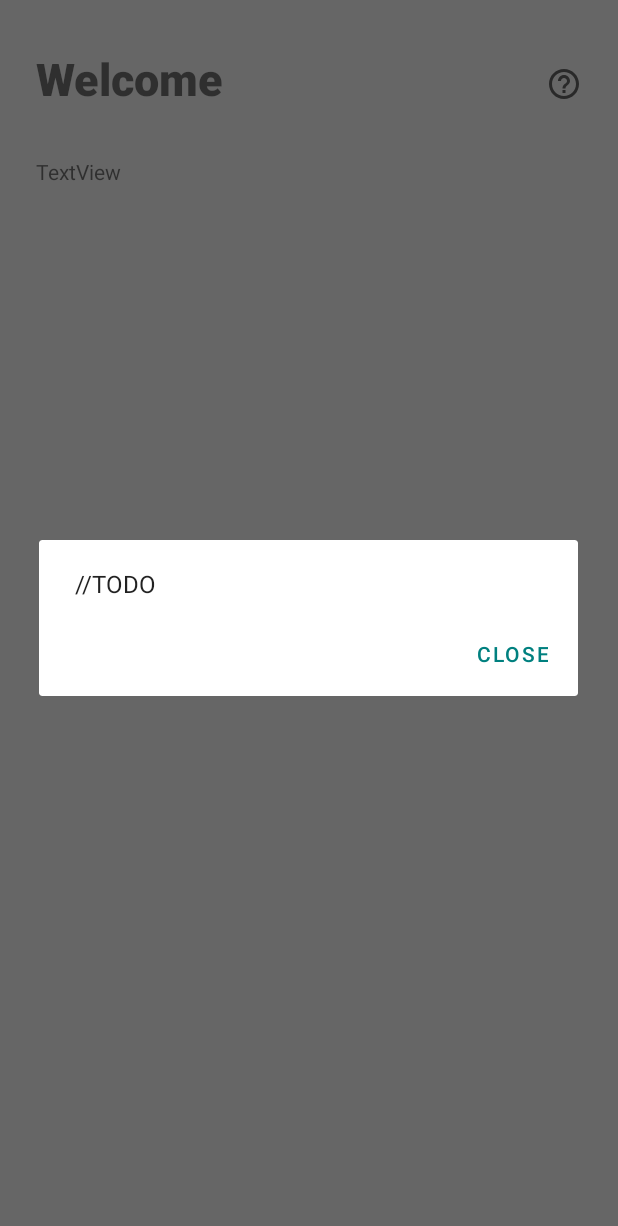
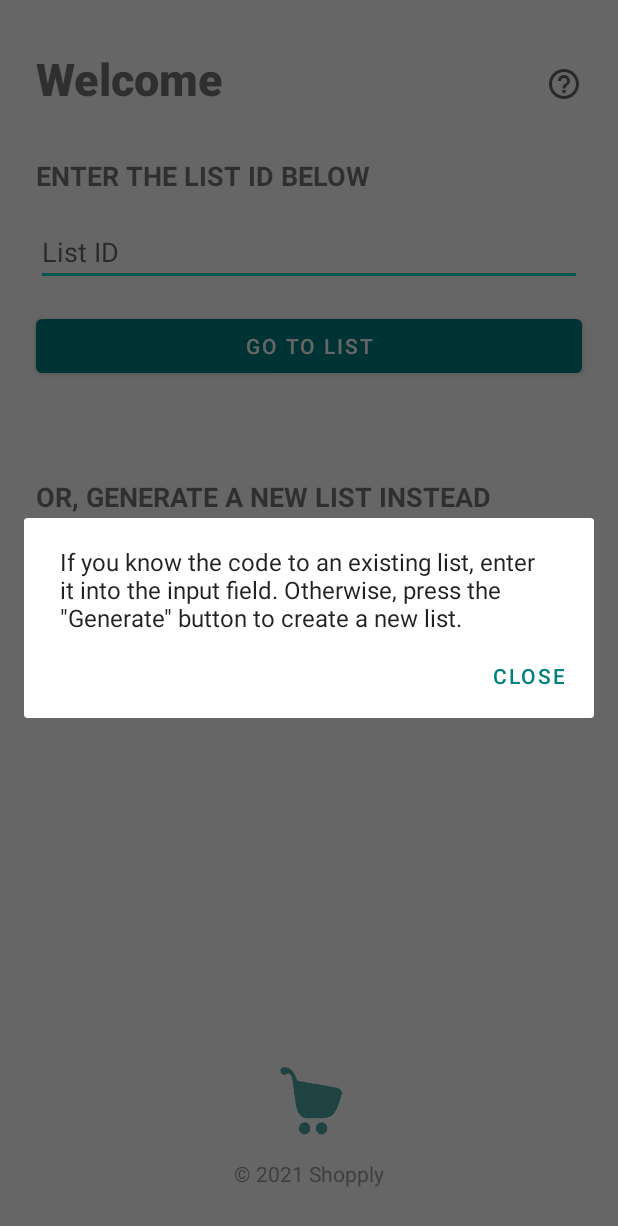
Before and after one commit to pavliuc75/Front_Grocery_Android, an Android app: the screen it shows after launch (MainActivity), after a tap on an icon or button, on a phone screen of 412 x 824 dp. Shown: the top 1226 px of the screen. Run offline under Robolectric (Android 15) with nearby library versions, the phone set to English and light mode, and no system bars.

Commit message:
mainActivityUpd

```diff
--- a/Front_Grocery_Android/app/src/main/java/com/example/front_grocery_android/MainActivity.java
+++ b/Front_Grocery_Android/app/src/main/java/com/example/front_grocery_android/MainActivity.java
@@ -4,25 +4,38 @@ import androidx.appcompat.app.AlertDialog;
 import androidx.appcompat.app.AppCompatActivity;
 
 import android.os.Bundle;
+import android.widget.Button;
 import android.widget.ImageButton;
 
 public class MainActivity extends AppCompatActivity {
 
     private ImageButton imageButtonHelp;
+    private Button buttonGoToList;
+    private Button buttonGenerate;
 
     @Override
     protected void onCreate(Bundle savedInstanceState) {
         super.onCreate(savedInstanceState);
         setContentView(R.layout.activity_main);
         imageButtonHelp = findViewById(R.id.imageButtonHelp);
+        buttonGoToList = findViewById(R.id.button_go_to_list);
+        buttonGenerate = findViewById(R.id.button_generate);
 
+        //help button
         imageButtonHelp.setOnClickListener(v -> {
             AlertDialog.Builder builder = new AlertDialog.Builder(this);
-            builder.setMessage("//TODO");
+            builder.setMessage("If you know the code to an existing list, enter it into the input field. Otherwise, press the \"Generate\" button to create a new list.");
             builder.setPositiveButton("Close", (dialog, id) -> {
             });
             AlertDialog dialog = builder.create();
             dialog.show();
         });
+
+        //go to list button
+        buttonGoToList.setOnClickListener(v -> {
+            System.out.println("");
+        });
+
+        //generate button
     }
 }
--- a/Front_Grocery_Android/app/src/main/res/layout/activity_main.xml
+++ b/Front_Grocery_Android/app/src/main/res/layout/activity_main.xml
@@ -36,7 +36,10 @@
         android:layout_height="wrap_content"
         android:layout_marginStart="24dp"
         android:layout_marginTop="32dp"
-        android:text="TextView"
+        android:text="Enter the list ID below"
+        android:textAllCaps="true"
+        android:textSize="18sp"
+        android:textStyle="bold"
         app:layout_constraintStart_toStartOf="parent"
         app:layout_constraintTop_toBottomOf="@+id/textView_welcome" />
 
@@ -47,4 +50,76 @@
         android:orientation="horizontal"
         app:layout_constraintGuide_begin="57dp" />
 
+    <EditText
+        android:id="@+id/editText"
+        android:layout_width="match_parent"
+        android:layout_height="wrap_content"
+        android:layout_marginStart="24dp"
+        android:layout_marginTop="16dp"
+        android:layout_marginEnd="24dp"
+        android:hint="List ID"
+        app:layout_constraintEnd_toEndOf="parent"
+        app:layout_constraintStart_toStartOf="parent"
+        app:layout_constraintTop_toBottomOf="@+id/textView" />
+
+    <Button
+        android:id="@+id/button_go_to_list"
+        android:layout_width="0dp"
+        android:layout_height="wrap_content"
+        android:layout_marginStart="24dp"
+        android:layout_marginTop="16dp"
+        android:layout_marginEnd="24dp"
+        android:text="Go to list"
+        app:layout_constraintEnd_toEndOf="parent"
+        app:layout_constraintStart_toStartOf="parent"
+        app:layout_constraintTop_toBottomOf="@+id/editText" />
+
+    <TextView
+        android:id="@+id/textView2"
+        android:layout_width="wrap_content"
+        android:layout_height="wrap_content"
+        android:layout_marginStart="24dp"
+        android:layout_marginTop="64dp"
+        android:text="Or, generate a new list instead"
+        android:textAllCaps="true"
+        android:textSize="18sp"
+        android:textStyle="bold"
+        app:layout_constraintStart_toStartOf="parent"
+        app:layout_constraintTop_toBottomOf="@+id/button_go_to_list" />
+
+    <Button
+        android:id="@+id/button_generate"
+        android:layout_width="match_parent"
+        android:layout_height="wrap_content"
+        android:layout_marginStart="24dp"
+        android:layout_marginTop="16dp"
+        android:layout_marginEnd="24dp"
+        android:text="Generate"
+        app:layout_constraintEnd_toEndOf="parent"
+        app:layout_constraintStart_toStartOf="parent"
+        app:layout_constraintTop_toBottomOf="@+id/textView2" />
+
+    <TextView
+        android:id="@+id/textView3"
+        android:layout_width="wrap_content"
+        android:layout_height="wrap_content"
+        android:layout_marginBottom="32dp"
+        android:alpha=".70"
+        android:text="© 2021 Shopply"
+        android:textColor="#737373"
+        android:textSize="14sp"
+        app:layout_constraintBottom_toBottomOf="parent"
+        app:layout_constraintEnd_toEndOf="parent"
+        app:layout_constraintStart_toStartOf="parent" />
+
+    <ImageView
+        android:id="@+id/imageView2"
+        android:layout_width="80dp"
+        android:layout_height="80dp"
+        android:alpha=".70"
+        app:layout_constraintBottom_toTopOf="@+id/textView3"
+        app:layout_constraintEnd_toEndOf="parent"
+        app:layout_constraintStart_toStartOf="parent"
+        app:srcCompat="@mipmap/logo_big" />
+
 </androidx.constraintlayout.widget.ConstraintLayout>
```
